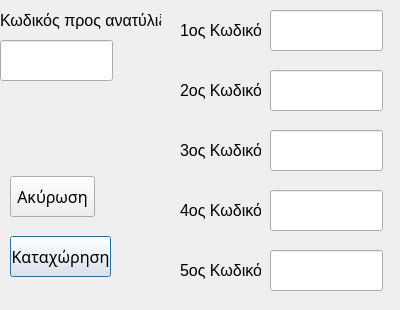
Old version of the form rewrap.ui in the repository algogr/Elina_Labels_odbc.
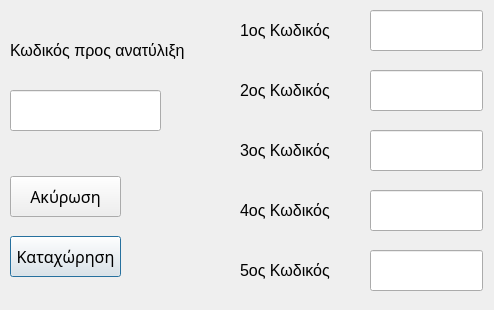
New version of the form.

Commit message: Bugs: 1. Μετα την εκτύπωση ετικέτας κάνει hidden & disable την ημερομηνία και τη βάρδια dummy(dummyprodDate,dummyVardiaCombo)

The edit to the form file:
```diff
--- a/rewrap.ui
+++ b/rewrap.ui
@@ -6,7 +6,7 @@
    <rect>
     <x>0</x>
     <y>0</y>
-    <width>400</width>
+    <width>494</width>
     <height>310</height>
    </rect>
   </property>
@@ -18,7 +18,7 @@
     <rect>
      <x>10</x>
      <y>236</y>
-     <width>101</width>
+     <width>111</width>
      <height>41</height>
     </rect>
    </property>
@@ -35,9 +35,9 @@
   <widget class="QLineEdit" name="lineOld">
    <property name="geometry">
     <rect>
-     <x>0</x>
-     <y>40</y>
-     <width>113</width>
+     <x>10</x>
+     <y>90</y>
+     <width>151</width>
      <height>41</height>
     </rect>
    </property>
@@ -45,7 +45,7 @@
   <widget class="QLineEdit" name="lineNew1">
    <property name="geometry">
     <rect>
-     <x>270</x>
+     <x>370</x>
      <y>10</y>
      <width>113</width>
      <height>41</height>
@@ -55,7 +55,7 @@
   <widget class="QLineEdit" name="lineNew2">
    <property name="geometry">
     <rect>
-     <x>270</x>
+     <x>370</x>
      <y>70</y>
      <width>113</width>
      <height>41</height>
@@ -65,7 +65,7 @@
   <widget class="QLineEdit" name="lineNew4">
    <property name="geometry">
     <rect>
-     <x>270</x>
+     <x>370</x>
      <y>190</y>
      <width>113</width>
      <height>41</height>
@@ -75,7 +75,7 @@
   <widget class="QLineEdit" name="lineNew3">
    <property name="geometry">
     <rect>
-     <x>270</x>
+     <x>370</x>
      <y>130</y>
      <width>113</width>
      <height>41</height>
@@ -85,7 +85,7 @@
   <widget class="QLineEdit" name="lineNew5">
    <property name="geometry">
     <rect>
-     <x>270</x>
+     <x>370</x>
      <y>250</y>
      <width>113</width>
      <height>41</height>
@@ -95,9 +95,9 @@
   <widget class="QLabel" name="label">
    <property name="geometry">
     <rect>
-     <x>0</x>
-     <y>10</y>
-     <width>161</width>
+     <x>10</x>
+     <y>40</y>
+     <width>211</width>
      <height>21</height>
     </rect>
    </property>
@@ -113,9 +113,9 @@
   <widget class="QLabel" name="label_new1">
    <property name="geometry">
     <rect>
-     <x>180</x>
+     <x>240</x>
      <y>20</y>
-     <width>81</width>
+     <width>121</width>
      <height>21</height>
     </rect>
    </property>
@@ -138,9 +138,9 @@
   <widget class="QLabel" name="label_new2">
    <property name="geometry">
     <rect>
-     <x>180</x>
+     <x>240</x>
      <y>80</y>
-     <width>81</width>
+     <width>121</width>
      <height>21</height>
     </rect>
    </property>
@@ -163,9 +163,9 @@
   <widget class="QLabel" name="label_new3">
    <property name="geometry">
     <rect>
-     <x>180</x>
+     <x>240</x>
      <y>140</y>
-     <width>81</width>
+     <width>121</width>
      <height>21</height>
     </rect>
    </property>
@@ -188,9 +188,9 @@
   <widget class="QLabel" name="label_new4">
    <property name="geometry">
     <rect>
-     <x>180</x>
+     <x>240</x>
      <y>200</y>
-     <width>81</width>
+     <width>121</width>
      <height>21</height>
     </rect>
    </property>
@@ -213,9 +213,9 @@
   <widget class="QLabel" name="label_new5">
    <property name="geometry">
     <rect>
-     <x>180</x>
+     <x>240</x>
      <y>260</y>
-     <width>81</width>
+     <width>121</width>
      <height>21</height>
     </rect>
    </property>
@@ -240,7 +240,7 @@
     <rect>
      <x>10</x>
      <y>176</y>
-     <width>85</width>
+     <width>111</width>
      <height>41</height>
     </rect>
    </property>
```
The commit also changes 1 other file.
